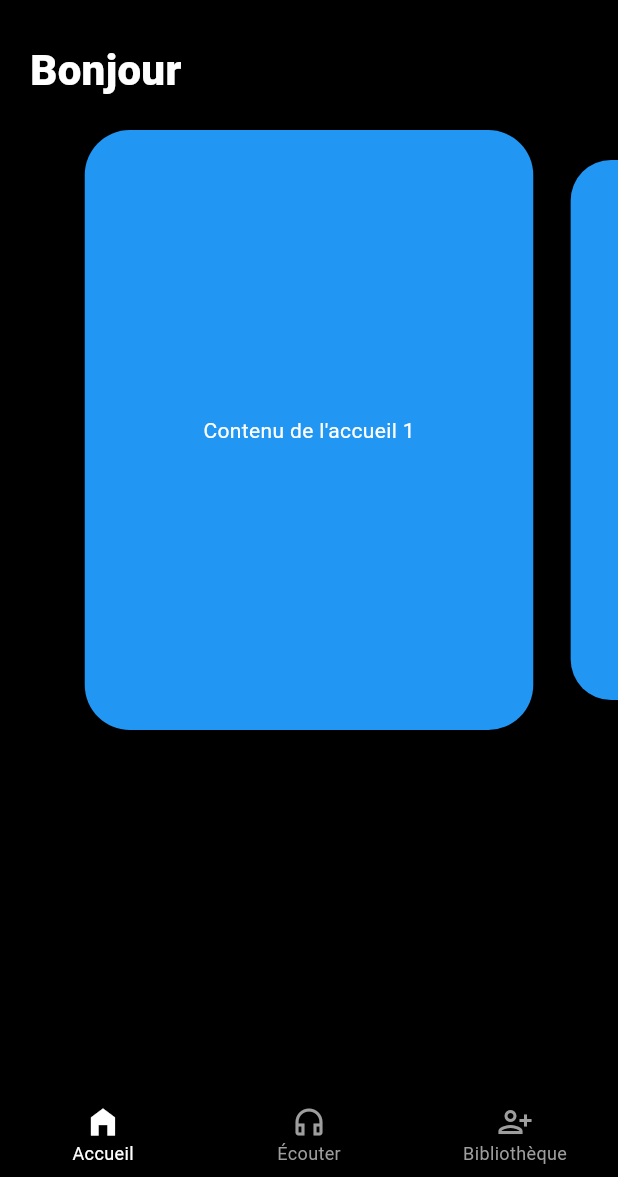
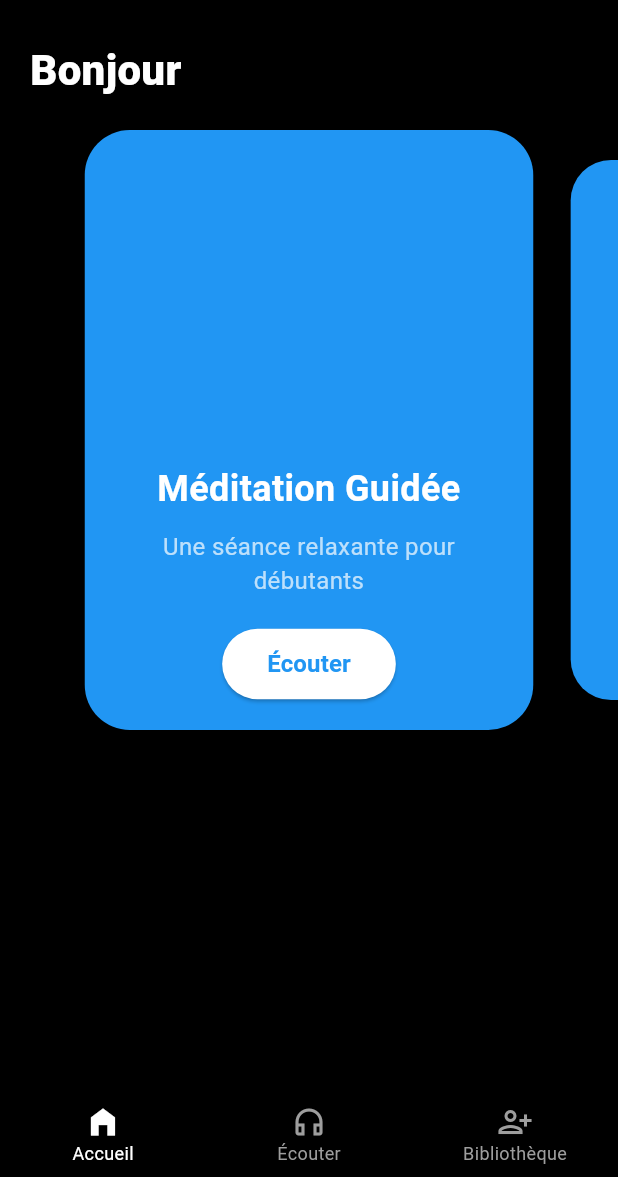
Before and after one commit to JulesNyom/Saga, a Flutter app: the screen it shows after launch, on a phone screen of 412 x 824 dp, the part 59-1236 px from its top. Run offline on Flutter 3.47's test engine with Material 3 defaults, Android fonts, the phone set to English and light mode, and no system bars.

Commit message:
Added Text, titles and buttons to the cards

```diff
--- a/saga/lib/screens/tab_screens/home.dart
+++ b/saga/lib/screens/tab_screens/home.dart
@@ -9,9 +9,37 @@ class Home extends StatefulWidget {
 
 class _HomeState extends State<Home> {
   final PageController _pageController = PageController(
-    viewportFraction: 0.75, // Reduced from 0.9 to bring items closer together
+    viewportFraction: 0.75,
   );
   double _currentPage = 0.0;
+
+  // French content for each card
+  final List<Map<String, String>> cardContents = [
+    {
+      'title': 'Méditation Guidée',
+      'description': 'Une séance relaxante pour débutants',
+    },
+    {
+      'title': 'Pleine Conscience',
+      'description': 'Pratiques quotidiennes de mindfulness',
+    },
+    {
+      'title': 'Sommeil Profond',
+      'description': 'Aide naturelle pour mieux dormir',
+    },
+    {
+      'title': 'Réduction du Stress',
+      'description': 'Techniques de respiration apaisante',
+    },
+    {
+      'title': 'Concentration',
+      'description': 'Améliorer votre focus au quotidien',
+    },
+    {
+      'title': 'Relaxation',
+      'description': 'Détente musculaire progressive',
+    },
+  ];
 
   @override
   void initState() {
@@ -74,22 +102,65 @@ class _HomeState extends State<Home> {
                   }
 
                   return TweenAnimationBuilder(
-                    duration: const Duration(milliseconds: 200), // Reduced from 350ms to 200ms
+                    duration: const Duration(milliseconds: 200),
                     tween: Tween(begin: scale, end: scale),
                     builder: (context, double value, child) {
                       return Transform.scale(
                         scale: value,
                         child: Padding(
-                          padding: const EdgeInsets.symmetric(horizontal: 5), // Reduced from 10 to 5
+                          padding: const EdgeInsets.symmetric(horizontal: 5),
                           child: Container(
                             decoration: BoxDecoration(
                               color: Colors.blue,
                               borderRadius: BorderRadius.circular(30),
                             ),
-                            child: Center(
-                              child: Text(
-                                'Contenu de l\'accueil ${actualIndex + 1}',
-                                style: const TextStyle(color: Colors.white),
+                            child: Padding(
+                              padding: const EdgeInsets.all(20),
+                              child: Column(
+                                mainAxisAlignment: MainAxisAlignment.end,
+                                crossAxisAlignment: CrossAxisAlignment.center,
+                                children: [
+                                  Text(
+                                    cardContents[actualIndex]['title']!,
+                                    style: const TextStyle(
+                                      color: Colors.white,
+                                      fontSize: 24,
+                                      fontWeight: FontWeight.bold,
+                                    ),
+                                    textAlign: TextAlign.center,
+                                  ),
+                                  const SizedBox(height: 10),
+                                  Text(
+                                    cardContents[actualIndex]['description']!,
+                                    style: const TextStyle(
+                                      color: Colors.white70,
+                                      fontSize: 16,
+                                    ),
+                                    textAlign: TextAlign.center,
+                                  ),
+                                  const SizedBox(height: 20),
+                                  ElevatedButton(
+                                    onPressed: () {},
+                                    style: ElevatedButton.styleFrom(
+                                      backgroundColor: Colors.white,
+                                      foregroundColor: Colors.blue,
+                                      padding: const EdgeInsets.symmetric(
+                                        horizontal: 30,
+                                        vertical: 12,
+                                      ),
+                                      shape: RoundedRectangleBorder(
+                                        borderRadius: BorderRadius.circular(25),
+                                      ),
+                                    ),
+                                    child: const Text(
+                                      'Écouter',
+                                      style: TextStyle(
+                                        fontSize: 16,
+                                        fontWeight: FontWeight.bold,
+                                      ),
+                                    ),
+                                  ),
+                                ],
                               ),
                             ),
                           ),
```
